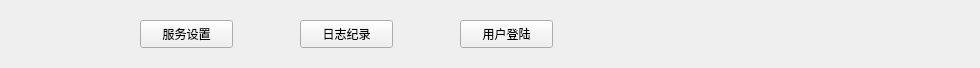
The window that CleverManager/navbarwid.ui (ChinaClever/CleverManagerV3) describes before a commit, drawn with Qt 5.
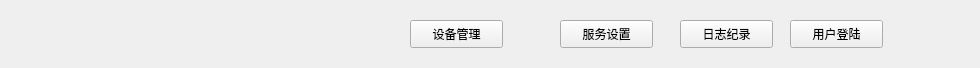
The same window after the commit.

The edit to the form file:
```diff
--- a/CleverManager/navbarwid.ui
+++ b/CleverManager/navbarwid.ui
@@ -19,7 +19,7 @@
   <widget class="QPushButton" name="setupBtn">
    <property name="geometry">
     <rect>
-     <x>140</x>
+     <x>560</x>
      <y>20</y>
      <width>93</width>
      <height>28</height>
@@ -32,7 +32,7 @@
   <widget class="QPushButton" name="logBtn">
    <property name="geometry">
     <rect>
-     <x>300</x>
+     <x>680</x>
      <y>20</y>
      <width>93</width>
      <height>28</height>
@@ -45,7 +45,7 @@
   <widget class="QPushButton" name="userBtn">
    <property name="geometry">
     <rect>
-     <x>460</x>
+     <x>790</x>
      <y>20</y>
      <width>93</width>
      <height>28</height>
@@ -55,6 +55,19 @@
     <string>用户登陆</string>
    </property>
   </widget>
+  <widget class="QPushButton" name="pduBtn">
+   <property name="geometry">
+    <rect>
+     <x>410</x>
+     <y>20</y>
+     <width>93</width>
+     <height>28</height>
+    </rect>
+   </property>
+   <property name="text">
+    <string>设备管理</string>
+   </property>
+  </widget>
  </widget>
  <resources/>
  <connections/>
```
